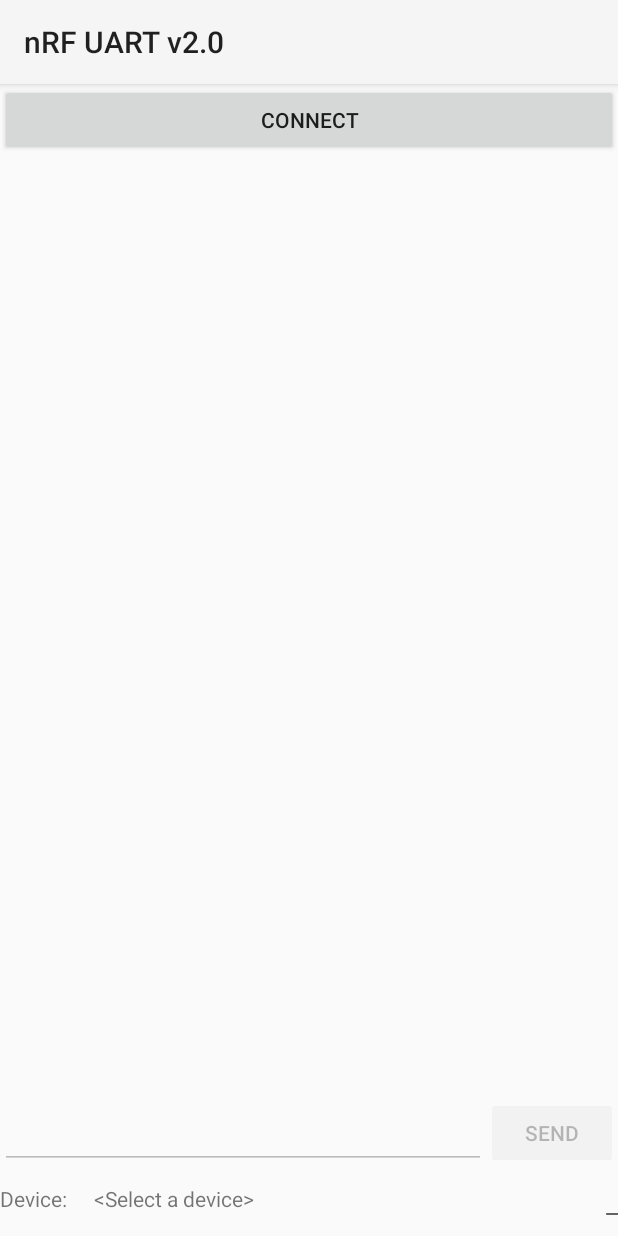
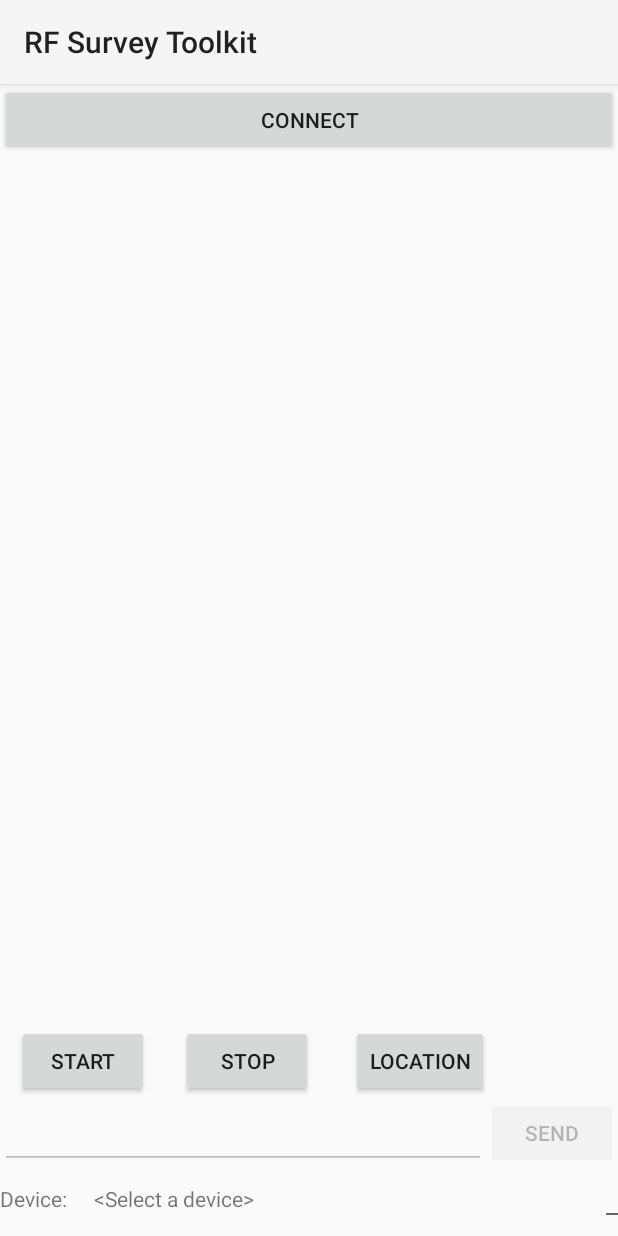
Before and after one commit to MatsDeMeyer/RF-Survey-BLE, an Android app: the layout main.xml on its own in the app's theme, with its tools: preview values and no code run, on a phone screen of 412 x 824 dp. Run offline under Robolectric (Android 15) with nearby library versions, the phone set to English and light mode, and no system bars.

Commit message:
Optimized design, fully function stop/start/loc buttons

```diff
--- a/app/src/main/res/layout/device_element.xml
+++ b/app/src/main/res/layout/device_element.xml
@@ -25,7 +25,6 @@
     android:layout_height="wrap_content"
     android:orientation="vertical"
     android:padding="6dp"
-    android:textColor="@color/black"
     >
 
     <TextView
--- a/app/src/main/res/layout/device_list.xml
+++ b/app/src/main/res/layout/device_list.xml
@@ -58,12 +58,14 @@
             android:layout_width="fill_parent"
             android:layout_height="fill_parent"
             android:layout_weight="2"
+            android:textColor="@color/black"
             android:stackFromBottom="true" />
 
         <TextView
             android:id="@+id/empty"
             android:layout_width="wrap_content"
             android:layout_height="wrap_content"
+            android:textColor="@color/black"
             android:text="@string/scanning" />
 
         <Button
--- a/app/src/main/res/layout/main.xml
+++ b/app/src/main/res/layout/main.xml
@@ -1,5 +1,6 @@
 <?xml version="1.0" encoding="utf-8"?>
 <LinearLayout xmlns:android="http://schemas.android.com/apk/res/android"
+    xmlns:tools="http://schemas.android.com/tools"
     android:layout_width="fill_parent"
     android:layout_height="fill_parent"
     android:orientation="vertical" >
@@ -15,7 +16,8 @@
             android:layout_width="match_parent"
             android:layout_height="wrap_content"
             android:padding="12dp"
-            android:text="Connect" />
+            android:text="Connect"
+            android:textAppearance="@android:style/TextAppearance.Material.Button" />
     </LinearLayout>
 
     <LinearLayout
@@ -50,11 +52,9 @@
             <ListView
                 android:id="@+id/listMessage"
                 android:layout_width="match_parent"
-                android:layout_height="wrap_content"
-                android:layout_above="@+id/sendButton"
-                android:layout_alignParentLeft="true"
-                android:layout_alignParentTop="true" >
-            </ListView>
+                android:layout_height="match_parent"
+                android:layout_above="@+id/startButton"
+                android:layout_alignParentStart="true"></ListView>
 
             <Button
                 android:id="@+id/sendButton"
@@ -63,7 +63,38 @@
                 android:layout_alignParentBottom="true"
                 android:layout_alignParentRight="true"
                 android:enabled="false"
-                android:text="Send" />
+                android:text="Send"
+                android:textAppearance="@android:style/TextAppearance.Material.Button" />
+
+            <Button
+                android:id="@+id/startButton"
+                android:layout_width="wrap_content"
+                android:layout_height="wrap_content"
+                android:layout_above="@+id/sendButton"
+                android:layout_alignParentStart="true"
+                android:layout_marginStart="11dp"
+                android:text="Start"
+                android:textAppearance="@android:style/TextAppearance.Material.Button" />
+
+            <Button
+                android:id="@+id/stopButton"
+                android:layout_width="wrap_content"
+                android:layout_height="wrap_content"
+                android:layout_alignTop="@+id/startButton"
+                android:layout_marginStart="21dp"
+                android:layout_toEndOf="@+id/startButton"
+                android:text="Stop"
+                android:textAppearance="@android:style/TextAppearance.Material.Button" />
+
+            <Button
+                android:id="@+id/locButton"
+                android:layout_width="wrap_content"
+                android:layout_height="wrap_content"
+                android:layout_alignTop="@+id/stopButton"
+                android:layout_marginStart="25dp"
+                android:layout_toEndOf="@+id/stopButton"
+                android:text="Location"
+                android:textAppearance="@android:style/TextAppearance.Material.Button" />
 
         </RelativeLayout>
     </LinearLayout>
--- a/app/src/main/res/values/strings.xml
+++ b/app/src/main/res/values/strings.xml
@@ -22,7 +22,7 @@
   -->
 <resources>
 
-    <string name="app_name">nRF UART v2.0</string>
+    <string name="app_name">RF Survey Toolkit</string>
     <string name="device">Device:</string>
     <string name="no_device">&lt;Select a device&gt;</string>
     <string name="select_device">Select a device</string>
--- a/build.gradle
+++ b/build.gradle
@@ -2,15 +2,18 @@
 buildscript {
     repositories {
         jcenter()
+        google()
     }
     dependencies {
         classpath 'com.android.tools.build:gradle:3.0.1'
-
     }
 }
 
 allprojects {
     repositories {
         jcenter()
+        google()
     }
+
+
 }
```
Also changed, not shown: app/build.gradle (+10 -4 lines), app/src/main/AndroidManifest.xml (+4 -4 lines), app/src/main/java/com/nordicsemi/nrfUARTv2/MainActivity.java (+6 -3 lines), app/src/main/res/values-v23/styles.xml (added, +11 -0 lines), app/src/main/res/values/styles.xml (+6 -6 lines), app/src/main/res/drawable-hdpi/ble_icon.png (added), 2 other files.
